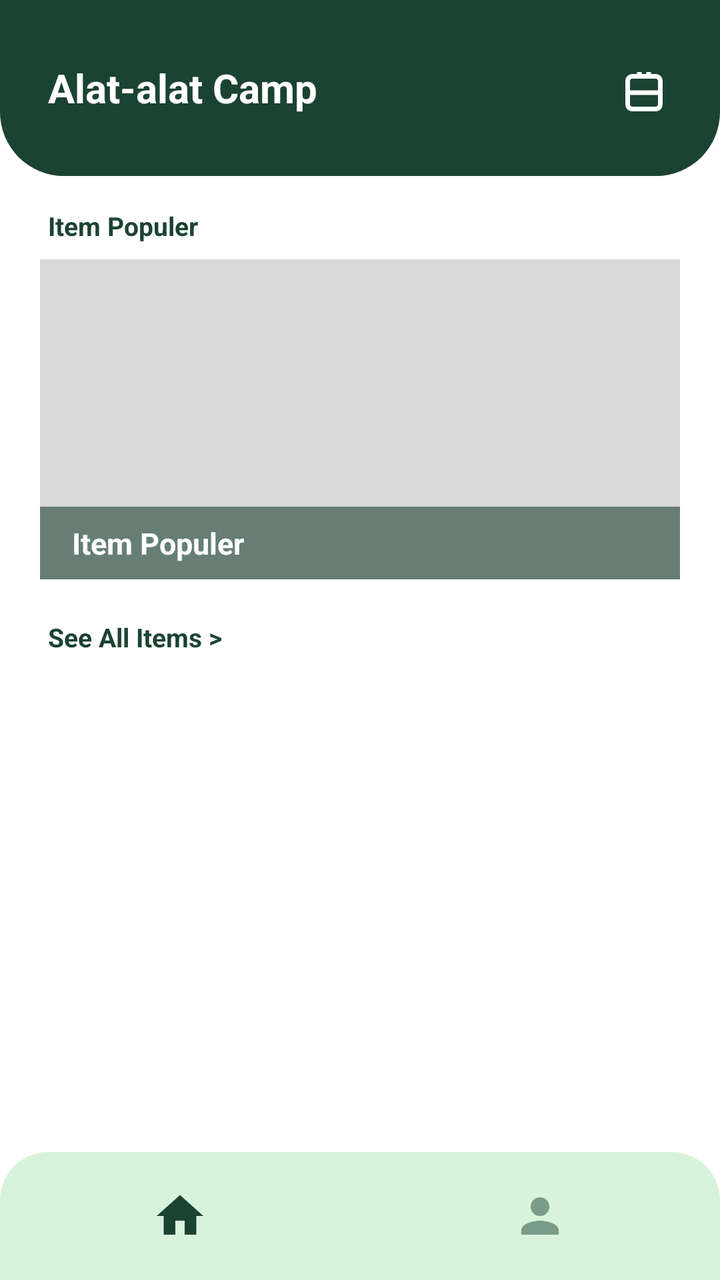
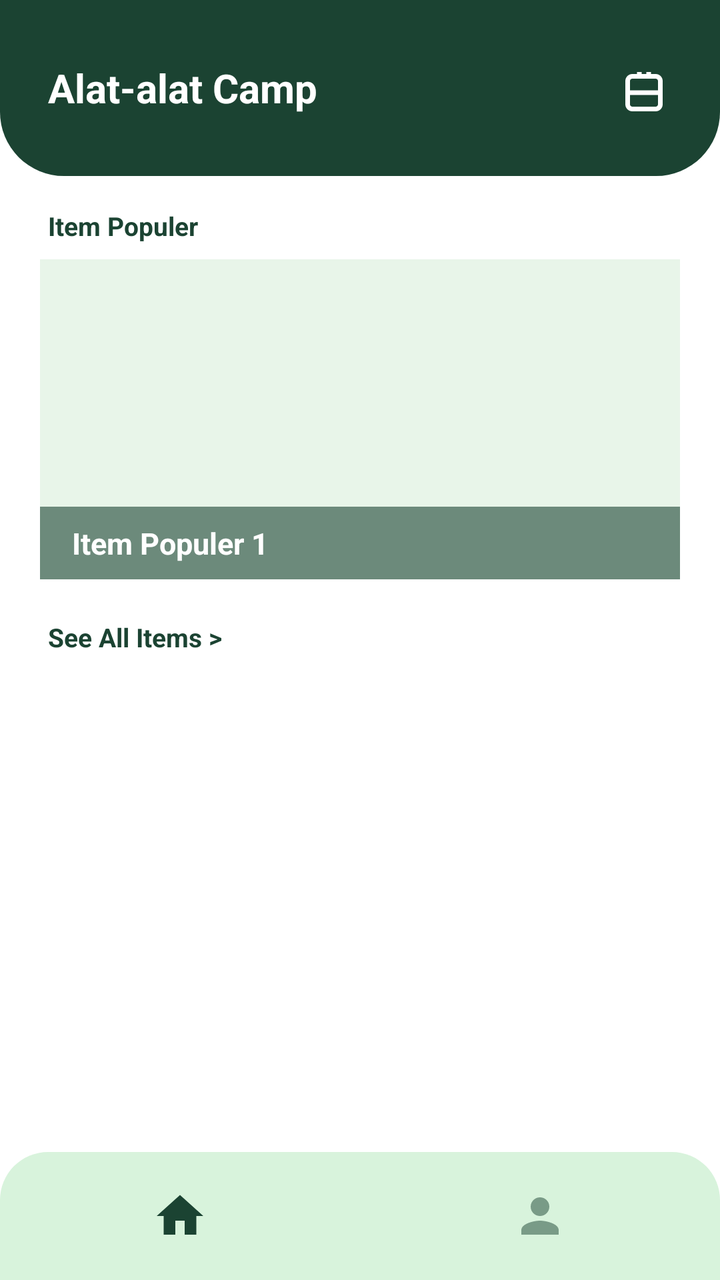

Before-and-after screenshots of an Android layout around one commit, followed by the original layout XML and the change that was made.
<!-- AndroidManifest.xml: activity theme Theme.UKK.NoActionBar -->
<!-- res/layout/activity_beranda.xml -->
<?xml version="1.0" encoding="utf-8"?>
<androidx.constraintlayout.widget.ConstraintLayout xmlns:android="http://schemas.android.com/apk/res/android"
    xmlns:app="http://schemas.android.com/apk/res-auto"
    xmlns:tools="http://schemas.android.com/tools"
    android:layout_width="match_parent"
    android:layout_height="match_parent"
    android:background="@color/white"
    android:fitsSystemWindows="true"
    tools:context=".BerandaActivity">

    
    <RelativeLayout
        android:id="@+id/rl_top_header"
        android:layout_width="0dp"
        android:layout_height="wrap_content"
        android:background="@drawable/bg_top_header"
        android:paddingStart="24dp"
        android:paddingTop="36dp"
        android:paddingEnd="24dp"
        android:paddingBottom="24dp"
        app:layout_constraintEnd_toEndOf="parent"
        app:layout_constraintStart_toStartOf="parent"
        app:layout_constraintTop_toTopOf="parent">

        <TextView
            android:id="@+id/tv_header_title"
            android:layout_width="wrap_content"
            android:layout_height="wrap_content"
            android:layout_alignParentStart="true"
            android:layout_toStartOf="@id/iv_header_cart"
            android:layout_centerVertical="true"
            android:text="@string/header_alat_camp"
            android:textColor="@color/white"
            android:textSize="20sp"
            android:textStyle="bold" />

        <ImageView
            android:id="@+id/iv_header_cart"
            android:layout_width="28dp"
            android:layout_height="28dp"
            android:layout_alignParentEnd="true"
            android:layout_centerVertical="true"
            android:contentDescription="@string/cd_backpack"
            app:srcCompat="@drawable/ic_backpack" />

    </RelativeLayout>

    
    <ScrollView
        android:id="@+id/sv_content"
        android:layout_width="0dp"
        android:layout_height="0dp"
        android:fillViewport="true"
        app:layout_constraintBottom_toTopOf="@id/ll_bottom_nav"
        app:layout_constraintEnd_toEndOf="parent"
        app:layout_constraintStart_toStartOf="parent"
        app:layout_constraintTop_toBottomOf="@id/rl_top_header">

        <LinearLayout
            android:layout_width="match_parent"
            android:layout_height="wrap_content"
            android:orientation="vertical"
            android:paddingBottom="24dp">

            
            <TextView
                android:id="@+id/tv_section_popular"
                android:layout_width="wrap_content"
                android:layout_height="wrap_content"
                android:layout_marginStart="24dp"
                android:layout_marginTop="16dp"
                android:layout_marginBottom="8dp"
                android:text="@string/item_populer"
                android:textColor="@color/campgear_green"
                android:textSize="13sp"
                android:textStyle="bold" />

            
            <RelativeLayout
                android:id="@+id/rl_popular_banner"
                android:layout_width="match_parent"
                android:layout_height="160dp"
                android:layout_marginStart="20dp"
                android:layout_marginEnd="20dp"
                android:background="@drawable/bg_popular_card"
                android:clickable="true"
                android:focusable="true">

                <ImageView
                    android:id="@+id/iv_popular_image"
                    android:layout_width="match_parent"
                    android:layout_height="match_parent"
                    android:scaleType="centerCrop"
                    android:background="#D9D9D9"
                    tools:ignore="ContentDescription" />

                <TextView
                    android:id="@+id/tv_popular_name"
                    android:layout_width="match_parent"
                    android:layout_height="wrap_content"
                    android:layout_alignParentBottom="true"
                    android:background="#991B4332"
                    android:paddingStart="16dp"
                    android:paddingEnd="16dp"
                    android:paddingTop="8dp"
                    android:paddingBottom="8dp"
                    android:text="Item Populer"
                    android:textColor="@color/white"
                    android:textSize="15sp"
                    android:textStyle="bold" />

            </RelativeLayout>

            
            <TextView
                android:id="@+id/tv_section_see_all"
                android:layout_width="wrap_content"
                android:layout_height="wrap_content"
                android:layout_marginStart="24dp"
                android:layout_marginTop="20dp"
                android:layout_marginBottom="12dp"
                android:text="@string/see_all_items"
                android:textColor="@color/campgear_green"
                android:textSize="13sp"
                android:textStyle="bold" />

            
            <androidx.recyclerview.widget.RecyclerView
                android:id="@+id/rv_alat"
                android:layout_width="match_parent"
                android:layout_height="wrap_content"
                android:layout_marginStart="16dp"
                android:layout_marginEnd="16dp"
                android:nestedScrollingEnabled="false"
                tools:listitem="@layout/item_alat" />

        </LinearLayout>

    </ScrollView>

    
    <LinearLayout
        android:id="@+id/ll_bottom_nav"
        android:layout_width="0dp"
        android:layout_height="64dp"
        android:background="@drawable/bg_bottom_nav"
        android:gravity="center"
        android:orientation="horizontal"
        app:layout_constraintBottom_toBottomOf="parent"
        app:layout_constraintEnd_toEndOf="parent"
        app:layout_constraintStart_toStartOf="parent">

        
        <ImageView
            android:id="@+id/iv_nav_home"
            android:layout_width="0dp"
            android:layout_height="wrap_content"
            android:layout_weight="1"
            android:alpha="1.0"
            app:tint="@color/campgear_green"
            android:contentDescription="@string/cd_home"
            app:srcCompat="@drawable/ic_home" />

        
        <ImageView
            android:id="@+id/iv_nav_profile"
            android:layout_width="0dp"
            android:layout_height="wrap_content"
            android:layout_weight="1"
            android:alpha="0.5"
            android:contentDescription="@string/cd_profile"
            app:srcCompat="@drawable/ic_profile" />

    </LinearLayout>

</androidx.constraintlayout.widget.ConstraintLayout>
<!-- res/layout/item_alat.xml (included above) -->
<?xml version="1.0" encoding="utf-8"?>
<androidx.cardview.widget.CardView xmlns:android="http://schemas.android.com/apk/res/android"
    xmlns:app="http://schemas.android.com/apk/res-auto"
    android:layout_width="match_parent"
    android:layout_height="wrap_content"
    android:layout_margin="6dp"
    android:clickable="true"
    android:focusable="true"
    app:cardBackgroundColor="#F5F5F5"
    app:cardCornerRadius="16dp"
    app:cardElevation="2dp">

    <LinearLayout
        android:layout_width="match_parent"
        android:layout_height="wrap_content"
        android:orientation="vertical"
        android:padding="10dp">

        <ImageView
            android:id="@+id/iv_alat_image"
            android:layout_width="match_parent"
            android:layout_height="110dp"
            android:background="#E0E0E0"
            android:scaleType="centerCrop"
            android:contentDescription="Alat Image" />

        <TextView
            android:id="@+id/tv_alat_name"
            android:layout_width="match_parent"
            android:layout_height="wrap_content"
            android:layout_marginTop="8dp"
            android:ellipsize="end"
            android:maxLines="1"
            android:text="Nama Alat"
            android:textColor="@color/campgear_green"
            android:textSize="14sp"
            android:textStyle="bold" />

        <TextView
            android:id="@+id/tv_alat_stock"
            android:layout_width="match_parent"
            android:layout_height="wrap_content"
            android:layout_marginTop="2dp"
            android:text="Stok: 0"
            android:textColor="#555555"
            android:textSize="12sp" />

        <LinearLayout
            android:layout_width="match_parent"
            android:layout_height="wrap_content"
            android:layout_marginTop="6dp"
            android:gravity="center_vertical"
            android:orientation="horizontal">

            <TextView
                android:id="@+id/tv_alat_price"
                android:layout_width="0dp"
                android:layout_height="wrap_content"
                android:layout_weight="1"
                android:text="Rp 0 / hari"
                android:textColor="#333333"
                android:textSize="12sp"
                android:textStyle="bold" />

            <ImageView
                android:id="@+id/btn_add_item"
                android:layout_width="32dp"
                android:layout_height="32dp"
                android:background="@drawable/bg_circle_add"
                android:contentDescription="@string/cd_add"
                android:padding="6dp"
                app:srcCompat="@drawable/ic_add" />

        </LinearLayout>

    </LinearLayout>
</androidx.cardview.widget.CardView>
<!-- resources referenced by this layout -->
<resources>
  <color name="campgear_green">#1B4332</color>
  <color name="white">#FFFFFFFF</color>
  <!-- drawable bg_bottom_nav (drawable) -->
  <?xml version="1.0" encoding="utf-8"?>
  <shape xmlns:android="http://schemas.android.com/apk/res/android"
      android:shape="rectangle">
      <solid android:color="#D8F3DC" />
      <corners
          android:topLeftRadius="24dp"
          android:topRightRadius="24dp" />
  </shape>
  <!-- drawable bg_circle_add (drawable) -->
  <?xml version="1.0" encoding="utf-8"?>
  <shape xmlns:android="http://schemas.android.com/apk/res/android"
      android:shape="oval">
      <solid android:color="@color/campgear_green" />
  </shape>
  <!-- drawable bg_popular_card (drawable) -->
  <?xml version="1.0" encoding="utf-8"?>
  <shape xmlns:android="http://schemas.android.com/apk/res/android"
      android:shape="rectangle">
      <solid android:color="#D9D9D9" />
      <stroke
          android:width="1.5dp"
          android:color="@color/campgear_green" />
      <corners android:radius="16dp" />
  </shape>
  <!-- drawable bg_top_header (drawable) -->
  <?xml version="1.0" encoding="utf-8"?>
  <shape xmlns:android="http://schemas.android.com/apk/res/android"
      android:shape="rectangle">
      <solid android:color="@color/campgear_green" />
      <corners
          android:bottomLeftRadius="32dp"
          android:bottomRightRadius="32dp" />
  </shape>
  <!-- drawable ic_add (drawable) -->
  <vector xmlns:android="http://schemas.android.com/apk/res/android"
      android:width="20dp"
      android:height="20dp"
      android:viewportWidth="24"
      android:viewportHeight="24">
      <path
          android:fillColor="#FFFFFF"
          android:pathData="M19,13h-6v6h-2v-6H5v-2h6V5h2v6h6v2z"/>
  </vector>
  <!-- drawable ic_backpack (drawable) -->
  <vector xmlns:android="http://schemas.android.com/apk/res/android"
      android:width="28dp"
      android:height="28dp"
      android:viewportWidth="24"
      android:viewportHeight="24">
      <path
          android:fillColor="#FFFFFF"
          android:pathData="M17,6h-2V4c0-1.1-0.9-2-2-2h-2C9.9,2,9,2.9,9,4v2H7C5.34,6,4,7.34,4,9v10c0,1.66,1.34,3,3,3h10c1.66,0,3-1.34,3-3V9C20,7.34,18.66,6,17,6z M11,4h2v2h-2V4z M18,19c0,0.55-0.45,1-1,1H7c-0.55,0-1-0.45-1-1v-4h12V19z M18,13H6V9c0-0.55,0.45-1,1-1h10c0.55,0,1,0.45,1,1V13z"/>
  </vector>
  <!-- drawable ic_home (drawable) -->
  <vector xmlns:android="http://schemas.android.com/apk/res/android"
      android:width="28dp"
      android:height="28dp"
      android:viewportWidth="24"
      android:viewportHeight="24">
      <path
          android:fillColor="#1B4332"
          android:pathData="M10,20v-6h4v6h5v-8h3L12,3 2,12h3v8z"/>
  </vector>
  <!-- drawable ic_profile (drawable) -->
  <vector xmlns:android="http://schemas.android.com/apk/res/android"
      android:width="28dp"
      android:height="28dp"
      android:viewportWidth="24"
      android:viewportHeight="24">
      <path
          android:fillColor="#1B4332"
          android:pathData="M12,12c2.21,0 4,-1.79 4,-4s-1.79,-4 -4,-4 -4,1.79 -4,4 1.79,4 4,4zM12,14c-2.67,0 -8,1.34 -8,4v2h16v-2c0,-2.66 -5.33,-4 -8,-4z"/>
  </vector>
  <string name="cd_add">Add Item</string>
  <string name="cd_backpack">Backpack Icon</string>
  <string name="cd_home">Home Nav</string>
  <string name="cd_profile">Profile Nav</string>
  <string name="header_alat_camp">Alat-alat Camp</string>
  <string name="item_populer">Item Populer</string>
  <string name="see_all_items">See All Items &gt;</string>
  <style name="Theme.UKK.NoActionBar" parent="Theme.UKK">
          <item name="windowActionBar">false</item>
          <item name="windowNoTitle">true</item>
      </style>
  <color name="primary_dark">#133C29</color>
  <color name="black">#FF000000</color>
  <color name="teal_700">#FF018786</color>
  <!-- unchanged entries left out for length: 1 -->
</resources>

<!-- the commit's change to res/layout/activity_beranda.xml (unified diff, before → after) -->
@@ -76,40 +76,120 @@
                 android:textStyle="bold" />
 
             
-            <RelativeLayout
-                android:id="@+id/rl_popular_banner"
+            <ViewFlipper
+                android:id="@+id/vf_popular_slider"
                 android:layout_width="match_parent"
                 android:layout_height="160dp"
                 android:layout_marginStart="20dp"
                 android:layout_marginEnd="20dp"
-                android:background="@drawable/bg_popular_card"
-                android:clickable="true"
-                android:focusable="true">
-
-                <ImageView
-                    android:id="@+id/iv_popular_image"
+                android:autoStart="true"
+                android:flipInterval="3000"
+                android:inAnimation="@android:anim/fade_in"
+                android:outAnimation="@android:anim/fade_out">
+
+                
+                <RelativeLayout
+                    android:id="@+id/rl_popular_banner_1"
                     android:layout_width="match_parent"
                     android:layout_height="match_parent"
-                    android:scaleType="centerCrop"
-                    android:background="#D9D9D9"
-                    tools:ignore="ContentDescription" />
-
-                <TextView
-                    android:id="@+id/tv_popular_name"
+                    android:background="@drawable/bg_popular_card"
+                    android:clickable="true"
+                    android:focusable="true">
+
+                    <ImageView
+                        android:id="@+id/iv_popular_image_1"
+                        android:layout_width="match_parent"
+                        android:layout_height="match_parent"
+                        android:scaleType="centerCrop"
+                        android:background="#E8F5E9"
+                        tools:ignore="ContentDescription" />
+
+                    <TextView
+                        android:id="@+id/tv_popular_name_1"
+                        android:layout_width="match_parent"
+                        android:layout_height="wrap_content"
+                        android:layout_alignParentBottom="true"
+                        android:background="#991B4332"
+                        android:paddingStart="16dp"
+                        android:paddingTop="8dp"
+                        android:paddingEnd="16dp"
+                        android:paddingBottom="8dp"
+                        android:text="Item Populer 1"
+                        android:textColor="@color/white"
+                        android:textSize="15sp"
+                        android:textStyle="bold" />
+
+                </RelativeLayout>
+
+                
+                <RelativeLayout
+                    android:id="@+id/rl_popular_banner_2"
                     android:layout_width="match_parent"
-                    android:layout_height="wrap_content"
-                    android:layout_alignParentBottom="true"
-                    android:background="#991B4332"
-                    android:paddingStart="16dp"
-                    android:paddingEnd="16dp"
-                    android:paddingTop="8dp"
-                    android:paddingBottom="8dp"
-                    android:text="Item Populer"
-                    android:textColor="@color/white"
-                    android:textSize="15sp"
-                    android:textStyle="bold" />
-
-            </RelativeLayout>
+                    android:layout_height="match_parent"
+                    android:background="@drawable/bg_popular_card"
+                    android:clickable="true"
+                    android:focusable="true">
+
+                    <ImageView
+                        android:id="@+id/iv_popular_image_2"
+                        android:layout_width="match_parent"
+                        android:layout_height="match_parent"
+                        android:scaleType="centerCrop"
+                        android:background="#E8F5E9"
+                        tools:ignore="ContentDescription" />
+
+                    <TextView
+                        android:id="@+id/tv_popular_name_2"
+                        android:layout_width="match_parent"
+                        android:layout_height="wrap_content"
+                        android:layout_alignParentBottom="true"
+                        android:background="#991B4332"
+                        android:paddingStart="16dp"
+                        android:paddingTop="8dp"
+                        android:paddingEnd="16dp"
+                        android:paddingBottom="8dp"
+                        android:text="Item Populer 2"
+                        android:textColor="@color/white"
+                        android:textSize="15sp"
+                        android:textStyle="bold" />
+
+                </RelativeLayout>
+
+                
+                <RelativeLayout
+                    android:id="@+id/rl_popular_banner_3"
+                    android:layout_width="match_parent"
+                    android:layout_height="match_parent"
+                    android:background="@drawable/bg_popular_card"
+                    android:clickable="true"
+                    android:focusable="true">
+
+                    <ImageView
+                        android:id="@+id/iv_popular_image_3"
+                        android:layout_width="match_parent"
+                        android:layout_height="match_parent"
+                        android:scaleType="centerCrop"
+                        android:background="#E8F5E9"
+                        tools:ignore="ContentDescription" />
+
+                    <TextView
+                        android:id="@+id/tv_popular_name_3"
+                        android:layout_width="match_parent"
+                        android:layout_height="wrap_content"
+                        android:layout_alignParentBottom="true"
+                        android:background="#991B4332"
+                        android:paddingStart="16dp"
+                        android:paddingTop="8dp"
+                        android:paddingEnd="16dp"
+                        android:paddingBottom="8dp"
+                        android:text="Item Populer 3"
+                        android:textColor="@color/white"
+                        android:textSize="15sp"
+                        android:textStyle="bold" />
+
+                </RelativeLayout>
+
+            </ViewFlipper>
 
             
             <TextView
